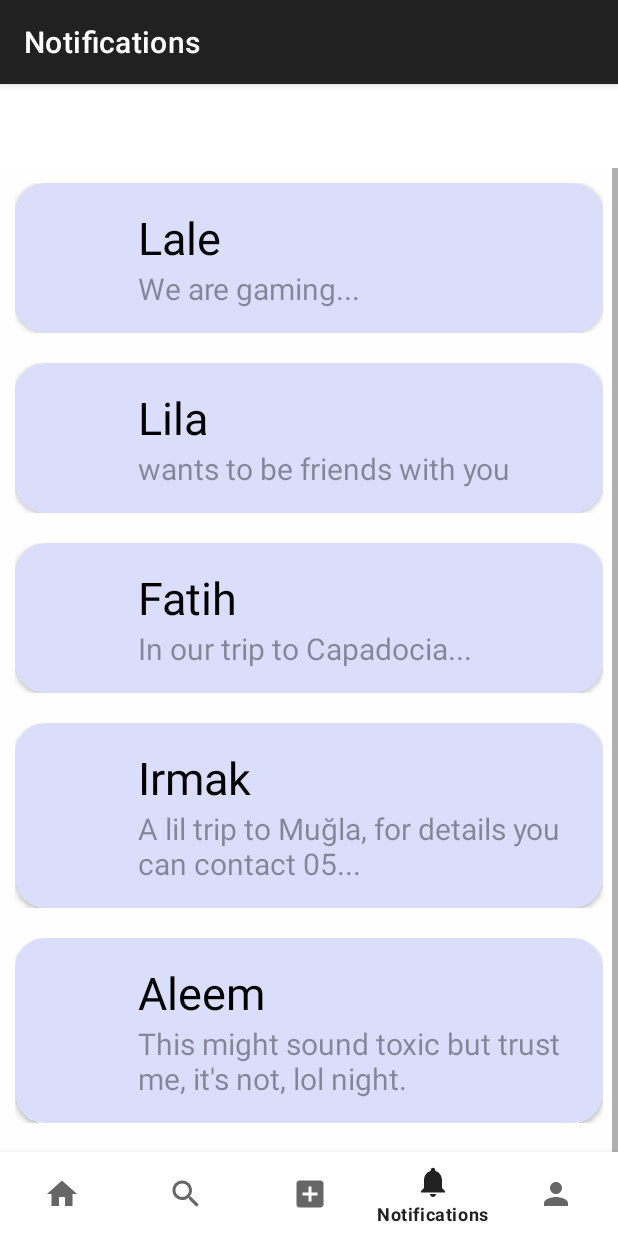
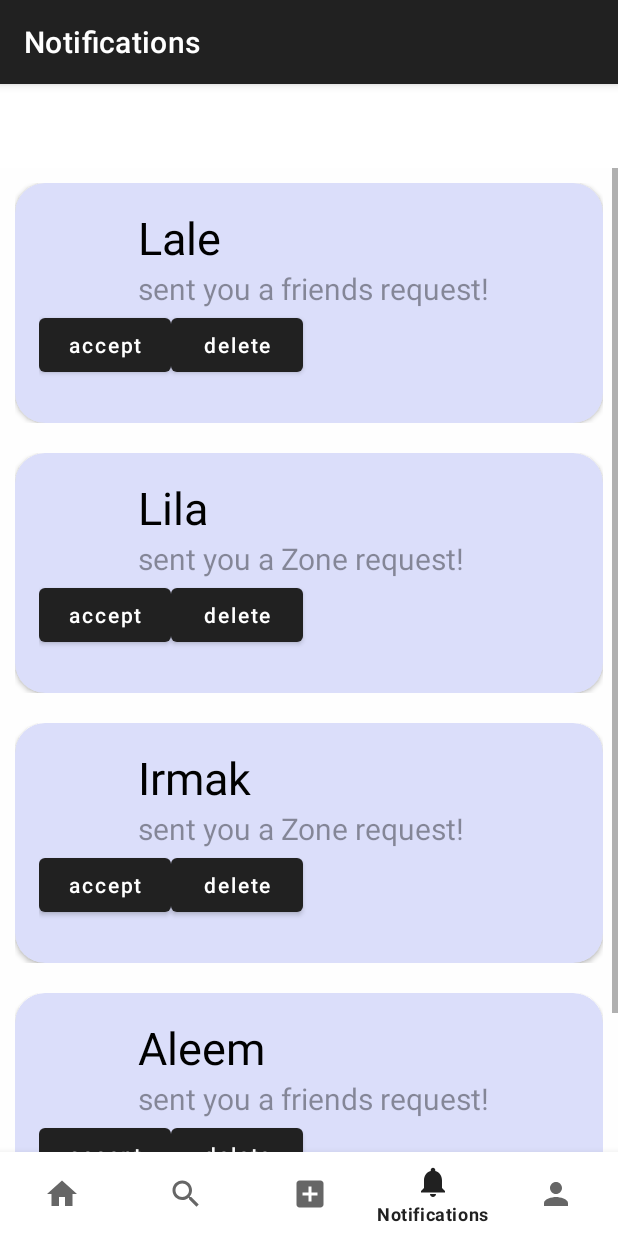
Before and after one commit to alim596/102-Project-Zone, an Android app: the NotificationsFragment screen opened through its navigation route, on a phone screen of 412 x 824 dp. Run offline under Robolectric (Android 15) with nearby library versions, the phone set to English and light mode, and no system bars; our stand-ins replace Picasso, navigation-ui; Roboto replaces fonts that are not available here.

Commit message:
Notifications tabb
notifications ui is done

```diff
--- a/app/src/main/java/com/example/navogation_with_pages/NotRecyAdap.java
+++ b/app/src/main/java/com/example/navogation_with_pages/NotRecyAdap.java
@@ -30,6 +30,8 @@ public class NotRecyAdap extends RecyclerView.Adapter<RecyclerView.ViewHolder>
             person_name = (TextView)itemView.findViewById(R.id.person_name);
             small_info = (TextView)itemView.findViewById(R.id.small_info);
             person_img = (ImageView)itemView.findViewById(R.id.person_photo);
+            accept_button = (Button)itemView.findViewById(R.id.accept_button);
+            delete_button = (Button)itemView.findViewById(R.id.delete_button);
         }
     }
 
--- a/app/src/main/java/com/example/navogation_with_pages/Notification.java
+++ b/app/src/main/java/com/example/navogation_with_pages/Notification.java
@@ -12,33 +12,17 @@ import androidx.appcompat.app.AppCompatActivity;
 
 import com.example.navogation_with_pages.ui.notifications.NotificationsFragment;
 
-public class Notification extends AppCompatActivity
+public class Notification
 {
-    Button accept_button;
-    Button delete_button;
     String name;
     String info;
     ImageView imageView;
-    boolean choosable = false;
 
-    public Notification(String name, String info, ImageView imageView, boolean choosable)
+    public Notification(String name, String info, ImageView imageView)
     {
-        this.choosable = choosable;
         this.name      = name;
         this.info      = info;
         this.imageView = imageView;
-
-        if(choosable)
-        {
-
-        }
-    }
-
-    @Override
-    protected void onCreate(@Nullable Bundle savedInstanceState)
-    {
-        super.onCreate(savedInstanceState);
-        setContentView(R.layout.card_view_layout);
     }
 
     public String getName() { return this.name; }
--- a/app/src/main/java/com/example/navogation_with_pages/ui/notifications/NotificationsFragment.java
+++ b/app/src/main/java/com/example/navogation_with_pages/ui/notifications/NotificationsFragment.java
@@ -4,7 +4,6 @@ import android.os.Bundle;
 import android.view.LayoutInflater;
 import android.view.View;
 import android.view.ViewGroup;
-import android.widget.Button;
 
 import androidx.annotation.NonNull;
 import androidx.fragment.app.Fragment;
@@ -20,13 +19,13 @@ import com.example.navogation_with_pages.databinding.FragmentNotificationsBindin
 public class NotificationsFragment extends Fragment {
 
     NotRecyAdap adapter;
-    NotificationsViewModel chatViewModel;
+    NotificationsViewModel notificationsViewModel;
     private FragmentNotificationsBinding binding;
 
     public View onCreateView(@NonNull LayoutInflater inflater,
                              ViewGroup container, Bundle savedInstanceState)
     {
-        chatViewModel = new ViewModelProvider(this).get(NotificationsViewModel.class);
+        notificationsViewModel = new ViewModelProvider(this).get(NotificationsViewModel.class);
 
         binding = FragmentNotificationsBinding.inflate(inflater, container, false);
         View root = binding.getRoot();
@@ -39,7 +38,7 @@ public class NotificationsFragment extends Fragment {
 
         recyclerView.setLayoutManager(layoutManager);
 
-        adapter = new NotRecyAdap(chatViewModel.getNotification_list());
+        adapter = new NotRecyAdap(notificationsViewModel.getNotification_list());
         recyclerView.setAdapter(adapter);
 
         return root;
--- a/app/src/main/java/com/example/navogation_with_pages/ui/notifications/NotificationsViewModel.java
+++ b/app/src/main/java/com/example/navogation_with_pages/ui/notifications/NotificationsViewModel.java
@@ -11,24 +11,23 @@ import java.util.List;
 
 public class NotificationsViewModel extends ViewModel
 {
-    Button accept_button;
-    Button delete_button;
+    String friendsRequest = "sent you a friends request!";
+    String zoneRequest = "sent you a Zone request!";
     private List<Notification> notification_list;
 
     public NotificationsViewModel()
     {
         notification_list = new ArrayList<Notification>();
-        notification_list.add(new Notification("Lale", "We are gaming...",null , false));
-        notification_list.add(new Notification("Lila", "wants to be friends with you", null, false));
-        notification_list.add(new Notification("Fatih", "In our trip to Capadocia...", null, false));
-        notification_list.add(new Notification("Irmak", "A lil trip to Muğla, for details you can contact 05...", null,false));
-        notification_list.add(new Notification("Aleem", "This might sound toxic but trust me, it's not, lol night.", null, false));
-        notification_list.add(new Notification("Orhun", "Yes fellas, it finally happened...", null, false));
+        notification_list.add(new Notification("Lale", friendsRequest,null));
+        notification_list.add(new Notification("Lila", zoneRequest, null));
+        notification_list.add(new Notification("Irmak", zoneRequest, null));
+        notification_list.add(new Notification("Aleem", friendsRequest, null));
+        notification_list.add(new Notification("Orhun", zoneRequest, null));
     }
 
-    public void addNotification()
+    public void addNotification(Notification ntf)
     {
-        //if this is a zone notification, the zone must be either public or users must be friends in order to create the notification
+        notification_list.add(ntf);
     }
 
     public List<Notification> getNotification_list()
--- a/app/src/main/res/layout/card_view_layout.xml
+++ b/app/src/main/res/layout/card_view_layout.xml
@@ -17,7 +17,7 @@
 
         <RelativeLayout
             android:layout_width="match_parent"
-            android:layout_height="wrap_content"
+            android:layout_height="160dp"
             android:padding="16dp">
 
             <ImageView
@@ -48,6 +48,24 @@
                 android:textColor="#65000000"
                 android:textColorHint="#000000"
                 android:textSize="20sp" />
+
+            <Button
+                android:id="@+id/delete_button"
+                android:layout_width="wrap_content"
+                android:layout_height="wrap_content"
+                android:text="delete"
+                android:layout_toRightOf="@+id/accept_button"
+                android:layout_below="@+id/small_info"
+                android:textAllCaps="false"
+                />
+
+            <Button
+                android:id="@+id/accept_button"
+                android:layout_width="wrap_content"
+                android:layout_height="wrap_content"
+                android:text="accept"
+                android:layout_below="@+id/small_info"
+                android:textAllCaps="false" />
         </RelativeLayout>
     </androidx.cardview.widget.CardView>
 </LinearLayout>
```
